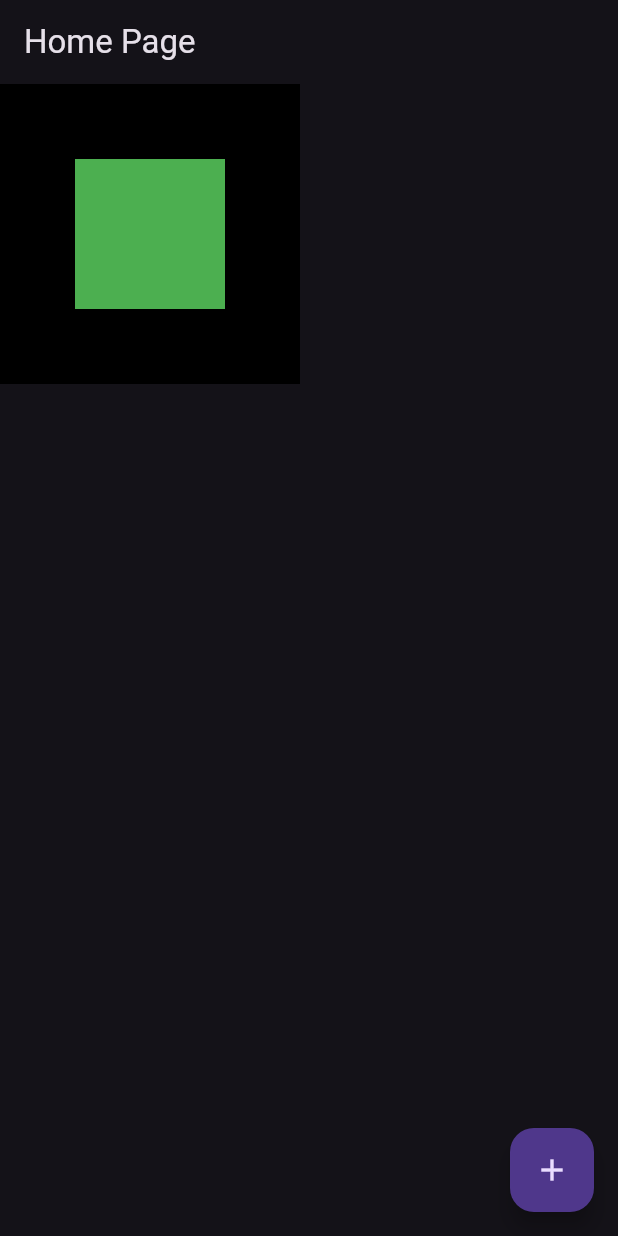
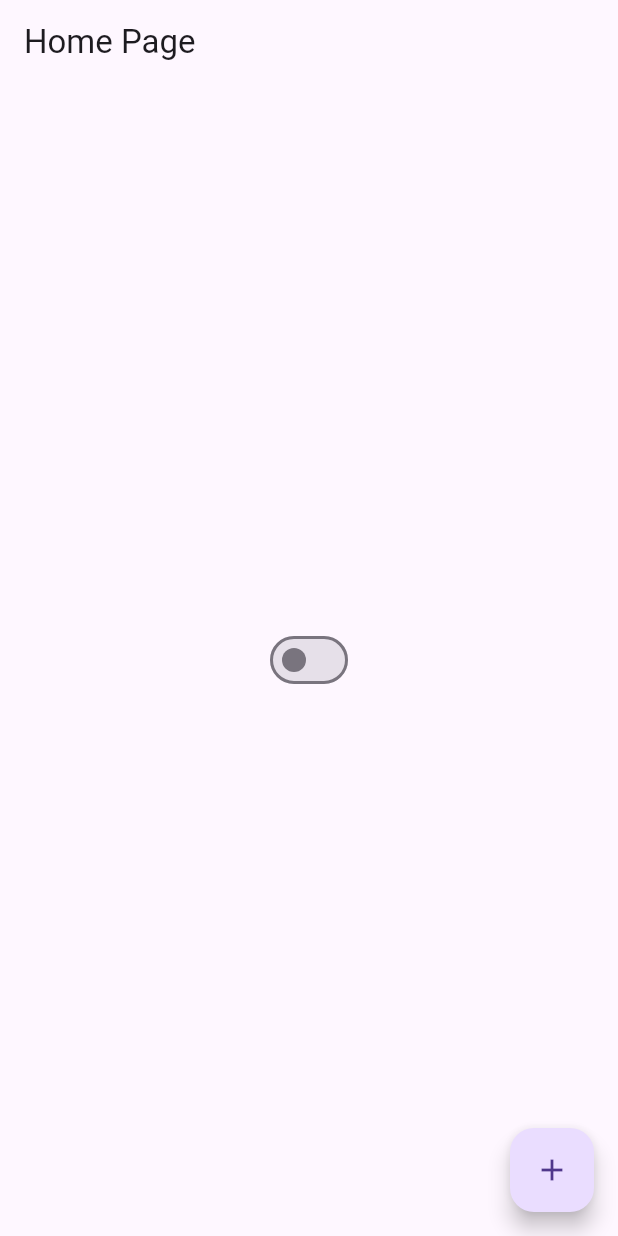
Before and after one commit to Gustavocorrea0/flutter-fundamentals-course, a Flutter app: the screen it shows after launch, on a phone screen of 412 x 824 dp. Run offline on Flutter 3.47's test engine with Material 3 defaults, Android fonts, the phone set to English and light mode, and no system bars.

Commit message:
state management

```diff
--- /dev/null
+++ b/lib/app_controller.dart
@@ -0,0 +1,13 @@
+import 'package:flutter/material.dart';
+
+class AppController extends ChangeNotifier {
+
+  static AppController instance = AppController();
+
+  bool isDarkTheme = false;
+  changeTheme(){
+    isDarkTheme = !isDarkTheme;
+    notifyListeners(); // notifica quem esta escutando
+  }
+
+}
--- a/lib/app_widget.dart
+++ b/lib/app_widget.dart
@@ -1,5 +1,6 @@
 // StatelessWidget
 import 'package:flutter/material.dart';
+import 'package:hello_world/app_controller.dart';
 import 'package:hello_world/home_page.dart';
 
 class AppWidget extends StatelessWidget {
@@ -10,33 +11,17 @@ class AppWidget extends StatelessWidget {
 
   @override
   Widget build(BuildContext context) {
-    return MaterialApp(
-      theme: ThemeData.dark(),
-      home: HomePage(),
+    return AnimatedBuilder(
+      animation: AppController.instance,
+      builder: (builder, child) {
+        return MaterialApp(
+          theme: ThemeData(
+            primarySwatch: Colors.blue,
+            brightness: AppController.instance.isDarkTheme ? Brightness.dark: Brightness.light,
+          ),
+          home: HomePage(),
+        );
+      },
     );
   }
-
-  //@override
-  //Widget build(BuildContext context) {
-  //  return MaterialApp(
-  //    theme: ThemeData.light(),
-  //    home: Container(
-  //      child: Center(child: Text('Audi Quattro')),
-  //    ),
-  //  );
-  //}
-
-  //@override
-  //Widget build(BuildContext context) {
-  //  return Container(
-  //    child: Center(
-  //      child: Text(
-  //        title,
-  //        textDirection: TextDirection.ltr,
-  //        style: TextStyle(color: const Color.fromARGB(255, 26, 1, 252),
-  //                        fontSize: 50.0),
-  //        ),
-  //      ),
-  //  );
-  //}
 }
--- a/lib/home_page.dart
+++ b/lib/home_page.dart
@@ -1,5 +1,6 @@
 // StatefulWidget
 import 'package:flutter/material.dart';
+import 'package:hello_world/app_controller.dart';
 
 class HomePage extends StatefulWidget {
   @override
@@ -17,18 +18,10 @@ class HomePageState extends State<HomePage>{
       appBar: AppBar(
         title: Text("Home Page"),
       ),
-      body: Container(
-        height: 200,
-        width: 200,
-        color: Colors.black,
-        child: Align( // criar um novo render para o elemento
-          alignment: Alignment.center,
-          child: Container(
-            height: 100,
-            width: 100,
-            color: Colors.green,
-          ),
-        ),
+      body: Center(
+        child: Switch(value: AppController.instance.isDarkTheme, onChanged: (value){
+          AppController.instance.changeTheme();
+        }),
       ),
       floatingActionButton: FloatingActionButton(
         child: Icon(Icons.add),
```
